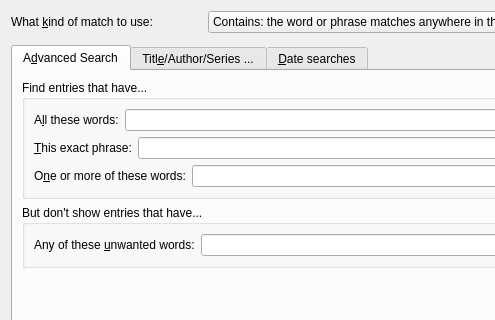
First picture: the form in src/calibre/gui2/dialogs/search.ui, repository debian-calibre/calibre, before the edit; both pictures show x 0 to 495 and y 0 to 320 of the 872 by 411 pixel window.
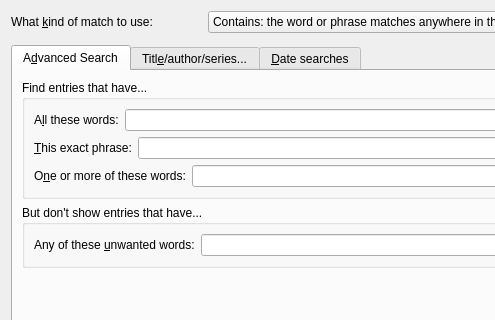
Second picture: the form after the edit. Icons and pictures are not drawn. Custom widgets are drawn as their Qt base class.

Diff of the .ui file:
```diff
--- a/src/calibre/gui2/dialogs/search.ui
+++ b/src/calibre/gui2/dialogs/search.ui
@@ -201,7 +201,7 @@
      </widget>
      <widget class="QWidget" name="tab_2">
       <attribute name="title">
-       <string>Titl&amp;e/Author/Series ...</string>
+       <string>Titl&amp;e/author/series...</string>
       </attribute>
       <layout class="QGridLayout" name="gridLayout">
        <item row="1" column="0">
```
